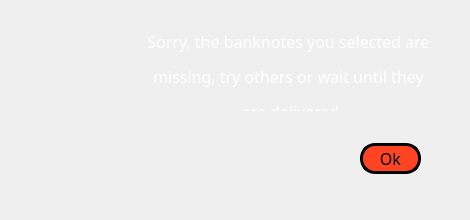
First picture: the form in nobills.ui, repository Regulus-Cor-Leonis/Cash-Machine-simulation, before the edit.
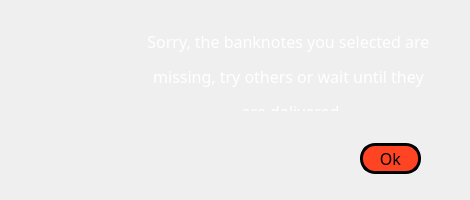
Second picture: the form after the edit. Icons and pictures are not drawn.

What changed in the file:
```diff
--- a/nobills.ui
+++ b/nobills.ui
@@ -7,7 +7,7 @@
     <x>0</x>
     <y>0</y>
     <width>470</width>
-    <height>220</height>
+    <height>200</height>
    </rect>
   </property>
   <property name="windowTitle">
```
Left out of the diff: 10 changed lines with no effect on the pictures.
